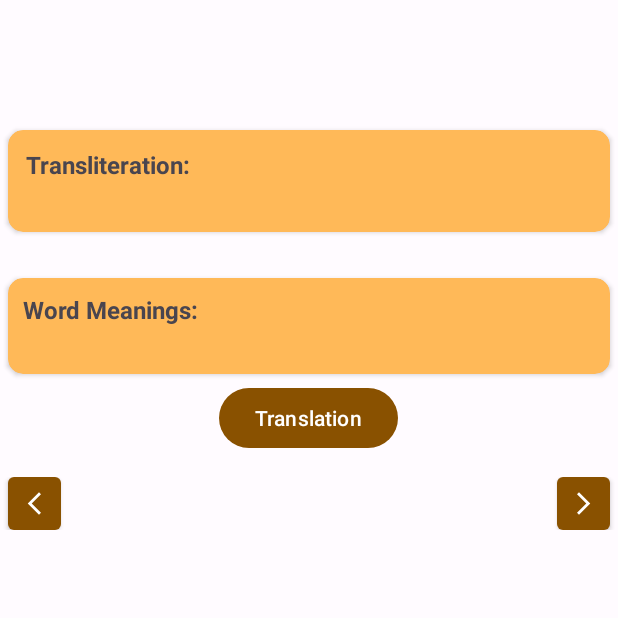
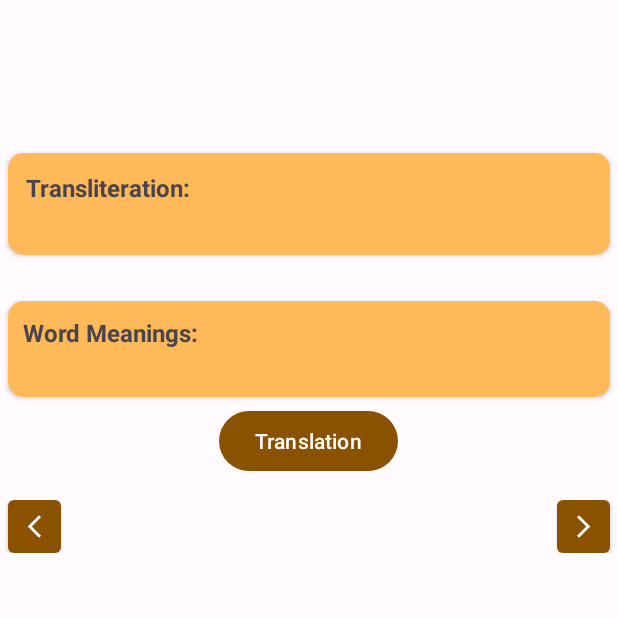
Before and after one commit to WirelessAlien/BhagavadGitaApp, an Android app: the VerseDetailActivity screen opened directly, with no data from a screen before it, on a phone screen of 412 x 824 dp, the top half of it. Run offline under Robolectric (Android 15) with nearby library versions, the phone set to English and light mode, and no system bars.

Commit message:
minor change

```diff
--- a/app/build.gradle
+++ b/app/build.gradle
@@ -18,6 +18,9 @@ android {
     }
 
     buildTypes {
+        debug {
+            applicationIdSuffix ".debug"
+        }
         release {
             minifyEnabled false
             proguardFiles getDefaultProguardFile('proguard-android-optimize.txt'), 'proguard-rules.pro'
--- a/app/src/main/res/layout/activity_verse_detail.xml
+++ b/app/src/main/res/layout/activity_verse_detail.xml
@@ -21,10 +21,14 @@
         android:id="@+id/verseContentTextView"
         android:layout_width="wrap_content"
         android:layout_height="wrap_content"
+        android:textAlignment="center"
         android:layout_gravity="center_horizontal"
         android:textSize="16sp"
         android:paddingTop="10dp"/>
 
+    <Space
+        android:layout_width="match_parent"
+        android:layout_height="15dp"/>
     <!-- Verse Transliteration -->
     <androidx.cardview.widget.CardView
         android:layout_width="match_parent"
```
